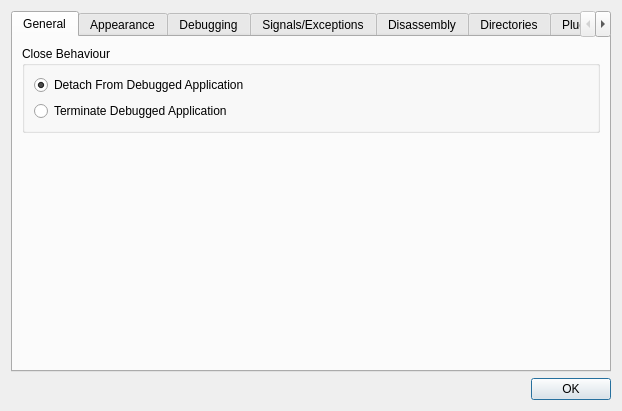
This is src/dialog_options.ui in eteran/edb-debugger as Qt 5 draws it before an edit. The edited form follows.
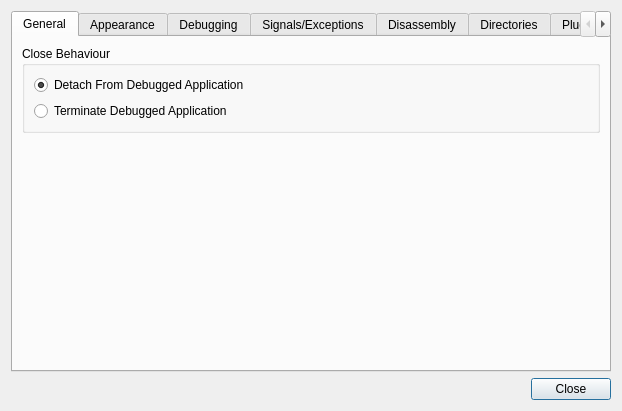
This is the edited form.

What changed in the file:
```diff
--- a/src/dialog_options.ui
+++ b/src/dialog_options.ui
@@ -674,7 +674,7 @@
       <enum>Qt::Horizontal</enum>
      </property>
      <property name="standardButtons">
-      <set>QDialogButtonBox::Ok</set>
+      <set>QDialogButtonBox::Close</set>
      </property>
     </widget>
    </item>
```
Left out of the diff: 18 changed lines with no effect on the pictures.
